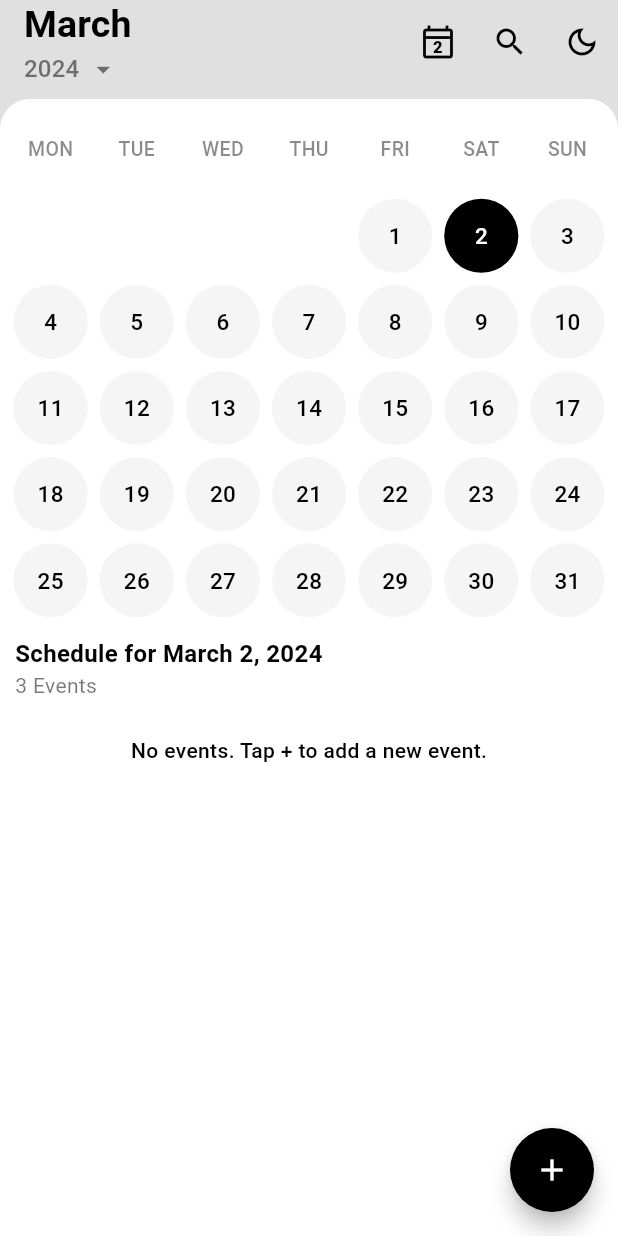
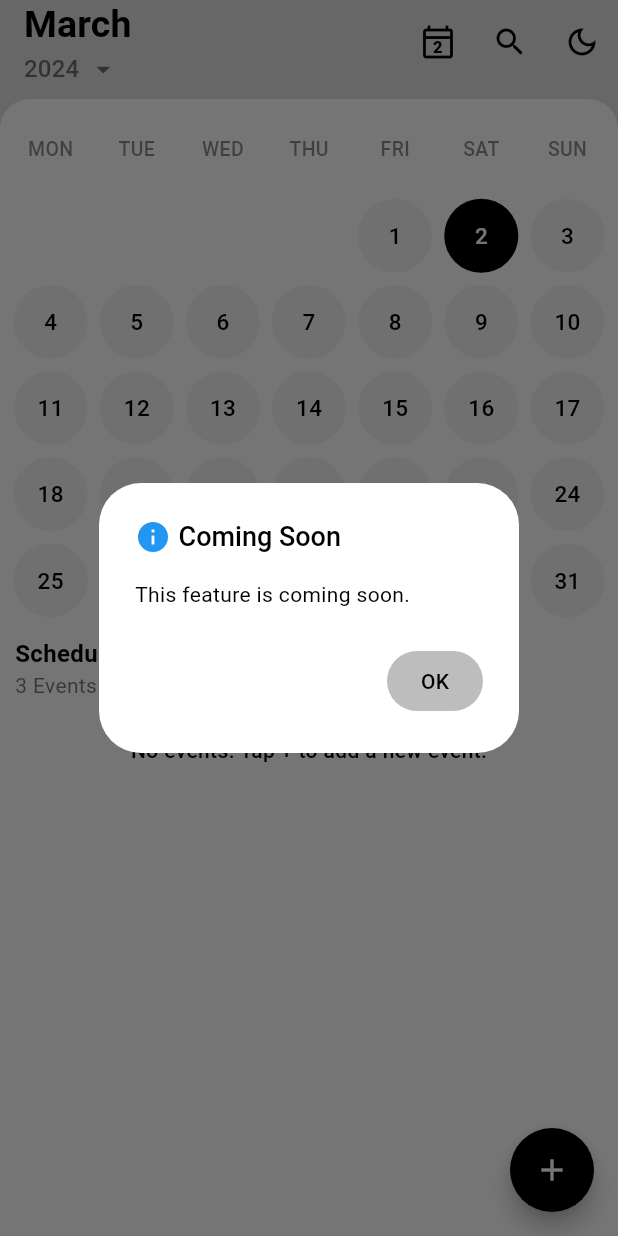
Before and after one commit to joharkhan99/quickcal, a Flutter app: the HomePage screen opened directly, after a tap on the "dark mode" icon, on a phone screen of 412 x 824 dp. Run offline on Flutter 3.47's test engine with Material 3 defaults, Android fonts, the phone set to English and light mode, and no system bars; our stand-ins replace flutter_local_notifications, hive, hive_flutter, timezone; accounts and stored records are empty.

Commit message:
Update package names and add new key

```diff
--- a/lib/pages/home_page.dart
+++ b/lib/pages/home_page.dart
@@ -4,6 +4,7 @@ import 'package:quickcal/components/calendar/calendar_grid.dart';
 import 'package:quickcal/components/calendar/calendar_task_header.dart';
 import 'package:quickcal/components/calendar/calendar_tasks_list.dart';
 import 'package:quickcal/components/calendar/calendar_current_date_top_button.dart';
+import 'package:quickcal/components/misc/alert_message.dart';
 // import 'package:quickcal/components/calendar/calendar_popup_menu.dart';
 import 'package:quickcal/components/misc/search_bottom_sheet.dart';
 import 'package:quickcal/data/database.dart';
@@ -101,7 +102,12 @@ class _HomePageState extends State<HomePage> {
           ),
           IconButton(
             icon: const Icon(Icons.dark_mode_outlined),
-            onPressed: () => (),
+            onPressed: () => AlertMessage(
+              context,
+              "Coming Soon",
+              "This feature is coming soon.",
+              isError: false,
+            ),
             tooltip: 'Theme',
           ),
           // const PopUpMenu(),
```
Also changed, not shown: 2 other files.
